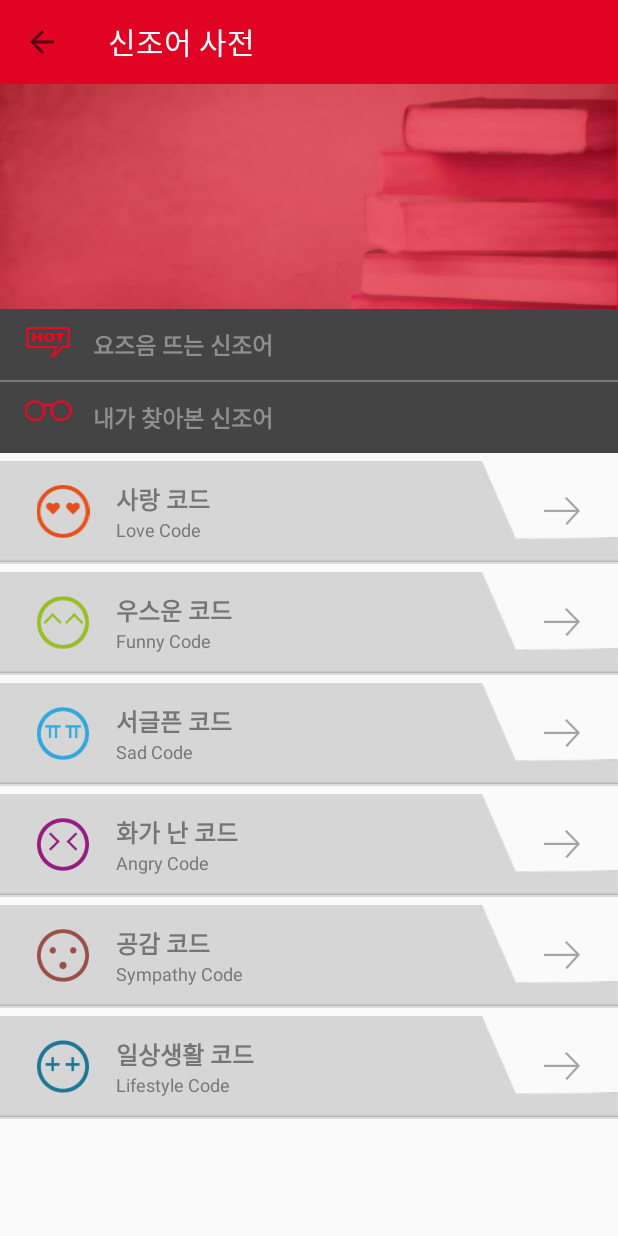
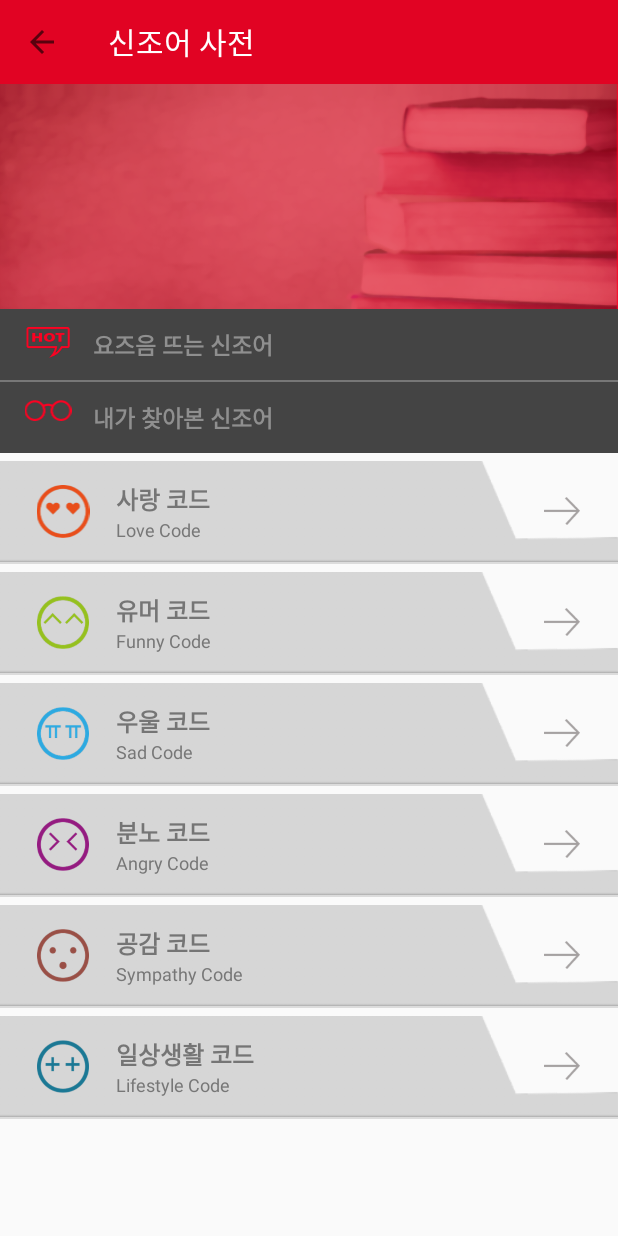
Before and after one commit to Hangeulro/Hangeulro, an Android app: the DicMenuActivity screen opened directly, with no data from a screen before it, on a phone screen of 412 x 824 dp. Run offline under Robolectric (Android 15) with nearby library versions, the phone set to English and light mode, and no system bars; our stand-ins replace data binding.

Commit message:
[DicMenu] Change Menu List

```diff
--- a/app/src/main/java/kr/edcan/hangeulro/activity/DicMenuActivity.java
+++ b/app/src/main/java/kr/edcan/hangeulro/activity/DicMenuActivity.java
@@ -47,9 +47,9 @@ public class DicMenuActivity extends AppCompatActivity {
         listView = binding.dicMenuListView;
         ArrayList<CommonData> arrayList = new ArrayList<>();
         arrayList.add(new CommonData("사랑 코드", "Love Code", R.drawable.ic_dic_love));
-        arrayList.add(new CommonData("우스운 코드", "Funny Code", R.drawable.ic_dic_funny));
-        arrayList.add(new CommonData("서글픈 코드", "Sad Code", R.drawable.ic_dic_sad));
-        arrayList.add(new CommonData("화가 난 코드", "Angry Code", R.drawable.ic_dic_angry));
+        arrayList.add(new CommonData("유머 코드", "Funny Code", R.drawable.ic_dic_funny));
+        arrayList.add(new CommonData("우울 코드", "Sad Code", R.drawable.ic_dic_sad));
+        arrayList.add(new CommonData("분노 코드", "Angry Code", R.drawable.ic_dic_angry));
         arrayList.add(new CommonData("공감 코드", "Sympathy Code", R.drawable.ic_dic_sympathy));
         arrayList.add(new CommonData("일상생활 코드", "Lifestyle Code", R.drawable.ic_dic_lifestyle));
         DicListViewAdapter adapter = new DicListViewAdapter(getApplicationContext(), arrayList);
```
